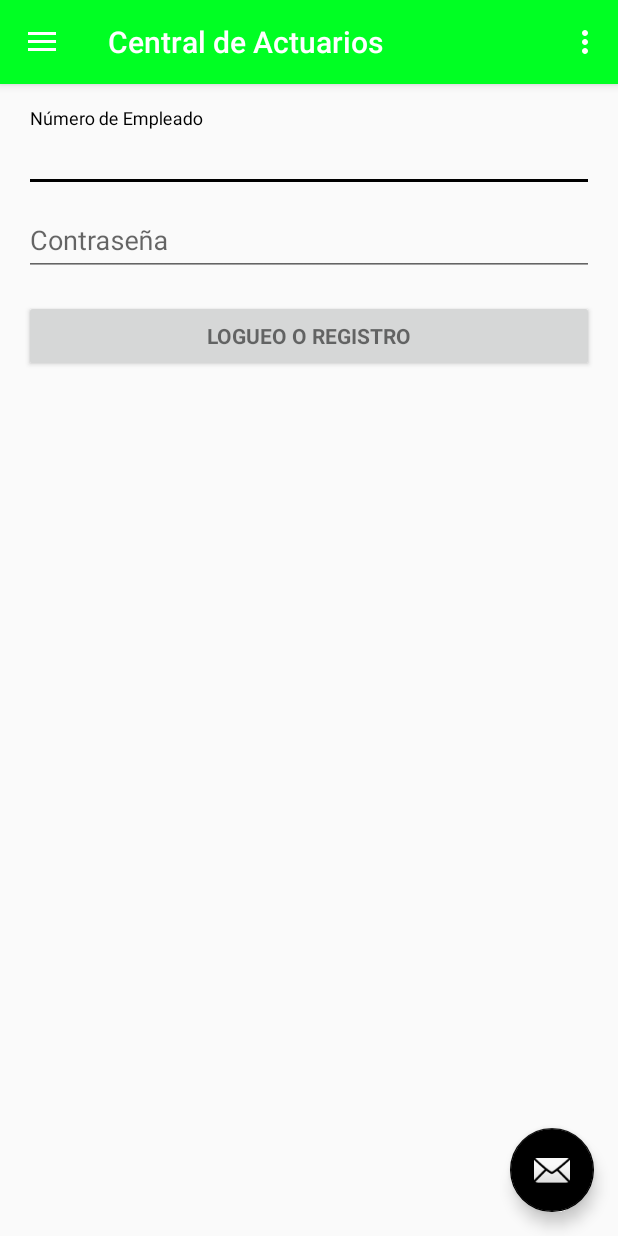
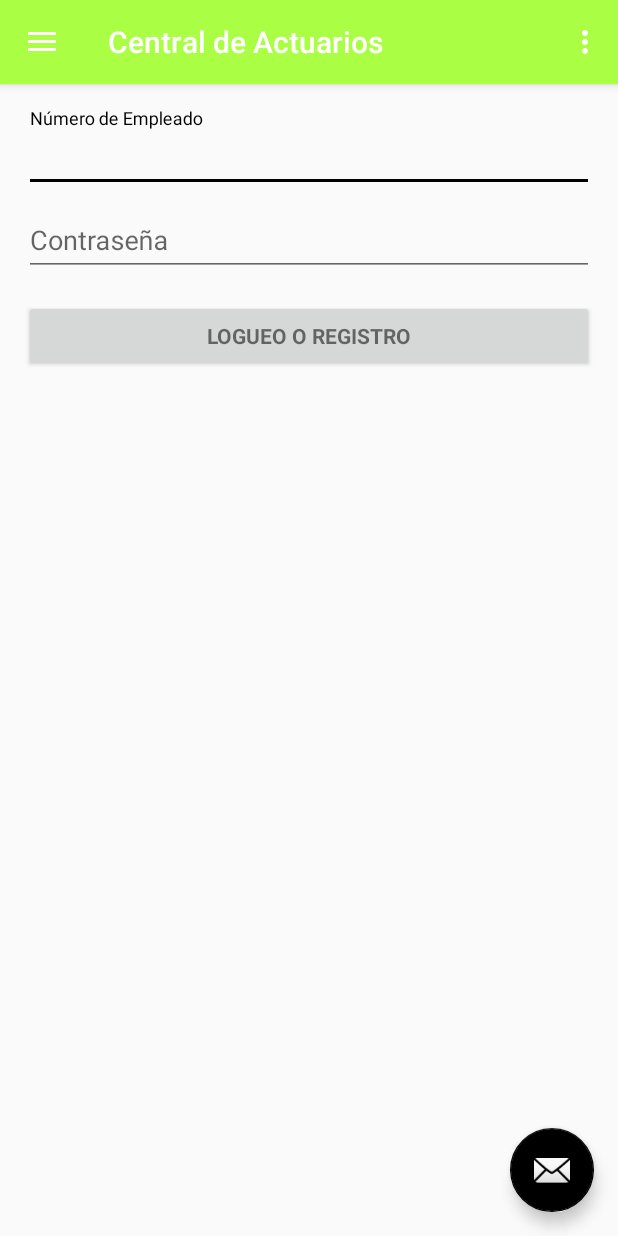
Before and after one commit to idarh/CentralActuarios, an Android app: the screen it shows after launch (MainActivity), on a phone screen of 412 x 824 dp. Run offline under Robolectric (Android 15) with nearby library versions, the phone set to English and light mode, and no system bars.

Commit message:
cambio de color de prueba

```diff
--- a/app/src/main/res/values/colors.xml
+++ b/app/src/main/res/values/colors.xml
@@ -1,6 +1,6 @@
 <?xml version="1.0" encoding="utf-8"?>
 <resources>
-    <color name="colorPrimary">#00ff23</color>
-    <color name="colorPrimaryDark">#66ff44</color>
+    <color name="colorPrimary">#aaff45</color>
+    <color name="colorPrimaryDark">#66ef23</color>
     <color name="colorAccent">#000000</color>
 </resources>
```
